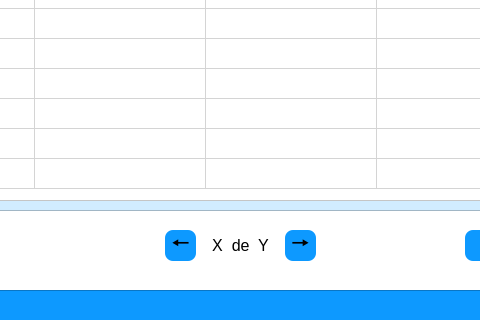
Before: the Qt Designer form gui/busqueda_cliente.ui in Eze-Medina/Proyecto_aseguradora, drawn with Qt 5; both pictures show x 205 to 685 and y 380 to 700 of the 1000 by 700 pixel window.
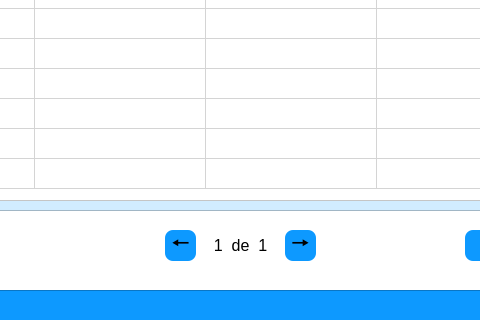
After: the same form once the commit is applied.

What changed in the file:
```diff
--- a/gui/busqueda_cliente.ui
+++ b/gui/busqueda_cliente.ui
@@ -583,7 +583,7 @@
     </font>
    </property>
    <property name="text">
-    <string>X  de  Y</string>
+    <string>1  de  1</string>
    </property>
    <property name="alignment">
     <set>Qt::AlignCenter</set>
```
Left out of the diff: 4 changed lines with no effect on the pictures.
